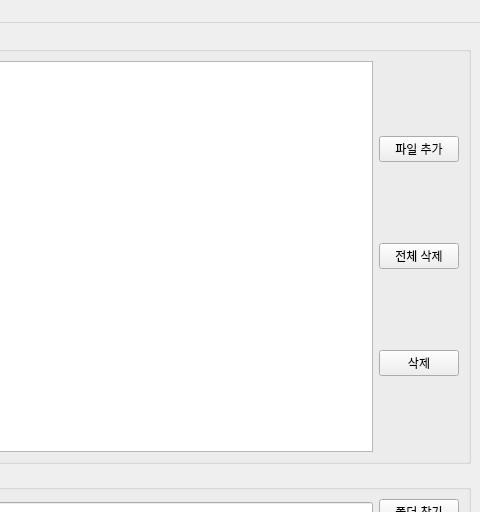
The window that subtitle_convert/main_gui.ui (handrake/subtitle-convert) describes before a commit, drawn with Qt 5; both pictures show x 320 to 800 and y 0 to 512 of the 800 by 600 pixel window.
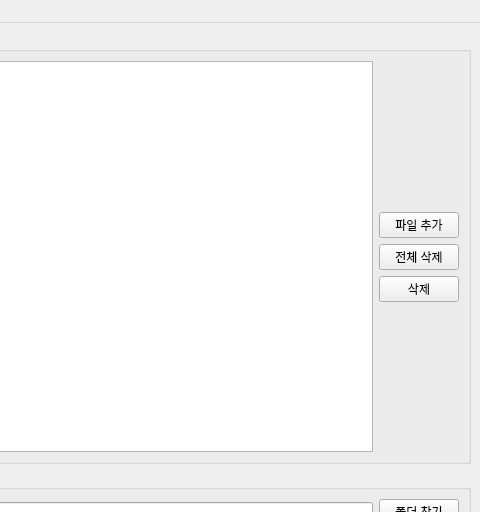
The same window after the commit.

Commit message: add vertical spacers in button groupbox

```diff
--- a/subtitle_convert/main_gui.ui
+++ b/subtitle_convert/main_gui.ui
@@ -47,6 +47,19 @@
          </item>
          <item>
           <layout class="QVBoxLayout" name="verticalLayout">
+           <item>
+            <spacer name="verticalSpacer">
+             <property name="orientation">
+              <enum>Qt::Vertical</enum>
+             </property>
+             <property name="sizeHint" stdset="0">
+              <size>
+               <width>20</width>
+               <height>40</height>
+              </size>
+             </property>
+            </spacer>
+           </item>
            <item>
             <widget class="QPushButton" name="add_file_button">
              <property name="text">
@@ -80,6 +93,19 @@
              </property>
             </widget>
            </item>
+           <item>
+            <spacer name="verticalSpacer_2">
+             <property name="orientation">
+              <enum>Qt::Vertical</enum>
+             </property>
+             <property name="sizeHint" stdset="0">
+              <size>
+               <width>20</width>
+               <height>40</height>
+              </size>
+             </property>
+            </spacer>
+           </item>
           </layout>
          </item>
         </layout>
```
